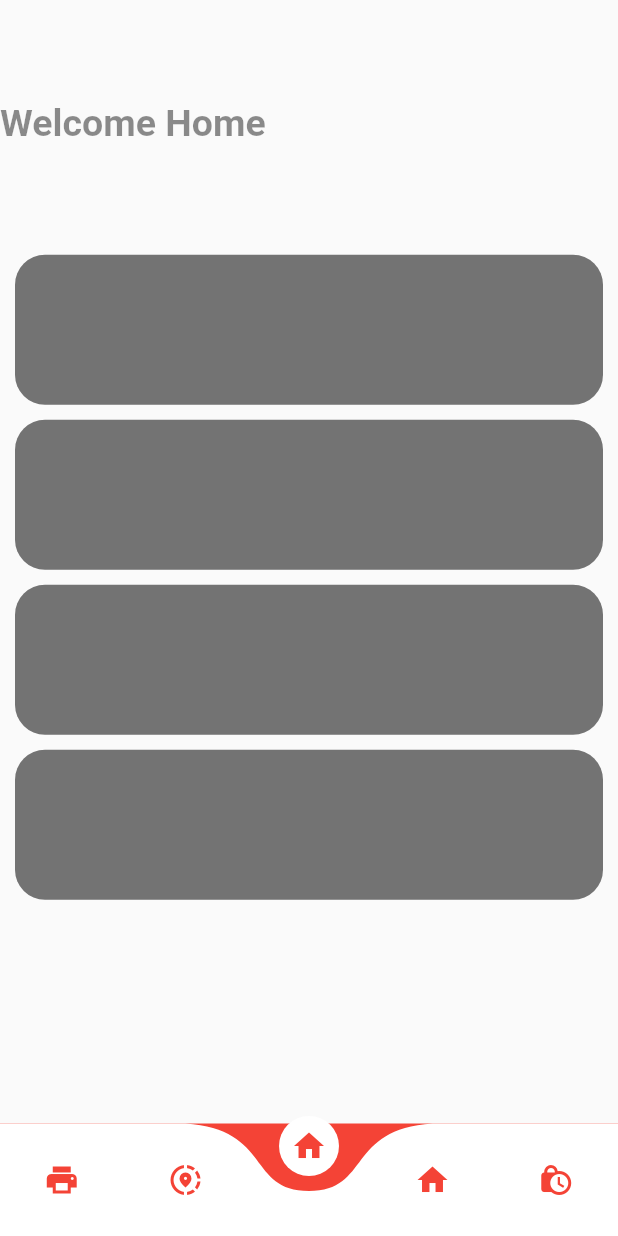
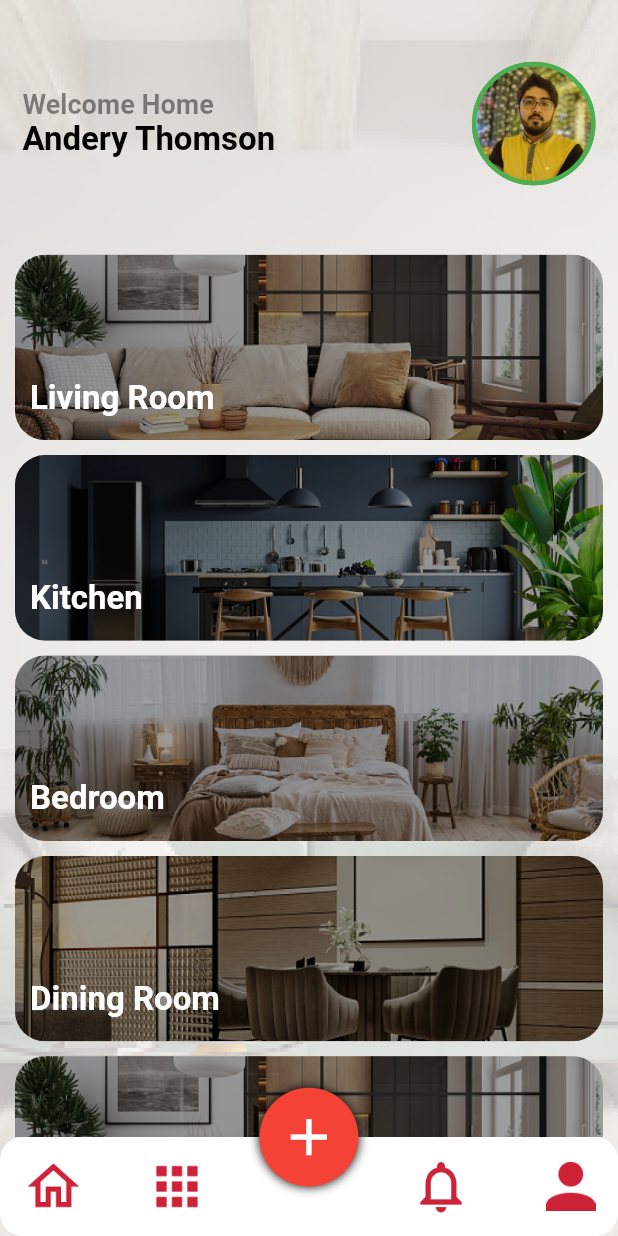
Before and after one commit to ZakaryaRoohi/my_smart_home, a Flutter app: the HomeScreen screen opened directly, on a phone screen of 412 x 824 dp. Run offline on Flutter 3.47's test engine with Material 2 defaults, Android fonts, the phone set to English and light mode, and no system bars; drawn by our look-alikes of curved_navigation_bar; our stand-ins replace wakelock.

Commit message:
session 6 complete home UI

```diff
--- a/lib/home_screen.dart
+++ b/lib/home_screen.dart
@@ -1,5 +1,5 @@
-import 'package:curved_navigation_bar/curved_navigation_bar.dart';
 import 'package:flutter/material.dart';
+import 'package:my_smart_home/model/room_model.dart';
 
 class HomeScreen extends StatefulWidget {
   const HomeScreen({super.key, required this.title});
@@ -16,8 +16,21 @@ class _MyHomePageState extends State<HomeScreen> {
 
   @override
   Widget build(BuildContext context) {
+    double width = MediaQuery.of(context).size.width;
+    double height = MediaQuery.of(context).size.height;
     return Scaffold(
-      body: PageView(
+        body: Stack(
+      alignment: Alignment.bottomCenter,
+      children: [
+        Container(
+          width: width,
+          height: height,
+          decoration: const BoxDecoration(
+              image: DecorationImage(
+                  fit: BoxFit.cover,
+                  opacity: 0.5,
+                  image: AssetImage('assets/images/background.png'))),
+          child: PageView(
             controller: pageController,
             children: [
               Center(
@@ -26,10 +39,12 @@ class _MyHomePageState extends State<HomeScreen> {
                 width: 300,
                 height: 300,
                 color: Colors.orange,
-            child: Text(
+                child: const Text(
                   '1',
                   style: TextStyle(
-                  color: Colors.red, fontWeight: FontWeight.bold, fontSize: 50),
+                      color: Colors.red,
+                      fontWeight: FontWeight.bold,
+                      fontSize: 50),
                 ),
               )),
               Center(
@@ -38,64 +53,114 @@ class _MyHomePageState extends State<HomeScreen> {
                 width: 300,
                 height: 300,
                 color: Colors.orange,
-            child: Text(
+                child: const Text(
                   '2',
                   style: TextStyle(
-                  color: Colors.red, fontWeight: FontWeight.bold, fontSize: 50),
+                      color: Colors.red,
+                      fontWeight: FontWeight.bold,
+                      fontSize: 50),
                 ),
               )),
+
+              /// home
               Center(
                   child: Container(
                 alignment: Alignment.center,
                 width: MediaQuery.of(context).size.width,
                 child: Column(
                   children: [
-                SizedBox(
+                    /// profile
+                    Container(
                       height: MediaQuery.of(context).size.height * 0.2,
+                      padding: EdgeInsets.symmetric(horizontal: 15),
                       child: Row(
+                        mainAxisAlignment: MainAxisAlignment.spaceBetween,
                         children: [
+                          ///welcome and name
+                          Column(
+                            mainAxisAlignment: MainAxisAlignment.center,
+                            crossAxisAlignment: CrossAxisAlignment.start,
+                            children: const [
                               Text(
                                 'Welcome Home',
                                 style: TextStyle(
                                     color: Colors.black45,
                                     fontWeight: FontWeight.bold,
-                            fontSize: 25),
+                                    fontSize: 18),
+                              ),
+                              Text(
+                                'Andery Thomson',
+                                style: TextStyle(
+                                    color: Colors.black,
+                                    fontWeight: FontWeight.bold,
+                                    fontSize: 22),
+                              )
+                            ],
+                          ),
+
+                          /// image profile
+                          Container(
+                            width: height * 0.1,
+                            height: height * 0.1,
+                            decoration: BoxDecoration(
+                                shape: BoxShape.circle,
+                                border:
+                                    Border.all(color: Colors.green, width: 3),
+                                image: DecorationImage(
+                                  fit: BoxFit.fill,
+                                  image:
+                                      AssetImage('assets/images/profile.jpg'),
+                                )),
                           )
                         ],
                       ),
                     ),
-                Container(
-                  margin: EdgeInsets.symmetric(horizontal: 10, vertical: 5),
-                  height: 100,
+
+                    /// rooms
+                    SizedBox(
+                        height: height * 0.72,
+                        child: ListView.builder(
+                          padding: EdgeInsets.zero,
+                          physics: const BouncingScrollPhysics(),
+                          itemCount: roomList.length,
+                          itemBuilder: (BuildContext context, int index) {
+                            return GestureDetector(
+                              onTap: () {
+                                print(roomList[index].roomName);
+                              },
+                              child: Container(
+                                margin: const EdgeInsets.symmetric(
+                                    horizontal: 10, vertical: 5),
+                                height: height * 0.15,
                                 width: MediaQuery.of(context).size.width,
                                 decoration: BoxDecoration(
-                      color: Colors.black54,
-                      borderRadius: BorderRadius.all(Radius.circular(20))),
+                                    borderRadius:
+                                        BorderRadius.all(Radius.circular(20)),
+                                    image: DecorationImage(
+                                        fit: BoxFit.cover,
+                                        image: AssetImage(
+                                            roomList[index].assetAddress))),
+                                child: Container(
+                                  alignment: Alignment.bottomLeft,
+                                  padding: const EdgeInsets.only(
+                                      left: 10, bottom: 15),
+                                  decoration: const BoxDecoration(
+                                    color: Colors.black38,
+                                    borderRadius:
+                                        BorderRadius.all(Radius.circular(20)),
                                   ),
-                Container(
-                  margin: EdgeInsets.symmetric(horizontal: 10, vertical: 5),
-                  height: 100,
-                  width: MediaQuery.of(context).size.width,
-                  decoration: BoxDecoration(
-                      color: Colors.black54,
-                      borderRadius: BorderRadius.all(Radius.circular(20))),
+                                  child: Text(
+                                    roomList[index].roomName,
+                                    style: TextStyle(
+                                        color: Colors.white,
+                                        fontSize: 22,
+                                        fontWeight: FontWeight.bold),
                                   ),
-                Container(
-                  margin: EdgeInsets.symmetric(horizontal: 10, vertical: 5),
-                  height: 100,
-                  width: MediaQuery.of(context).size.width,
-                  decoration: BoxDecoration(
-                      color: Colors.black54,
-                      borderRadius: BorderRadius.all(Radius.circular(20))),
                                 ),
-                Container(
-                  margin: EdgeInsets.symmetric(horizontal: 10, vertical: 5),
-                  height: 100,
-                  width: MediaQuery.of(context).size.width,
-                  decoration: BoxDecoration(
-                      color: Colors.black54,
-                      borderRadius: BorderRadius.all(Radius.circular(20))),
                               ),
+                            );
+                          },
+                        ))
                   ],
                 ),
               )),
@@ -108,7 +173,9 @@ class _MyHomePageState extends State<HomeScreen> {
                 child: Text(
                   '4',
                   style: TextStyle(
-                  color: Colors.red, fontWeight: FontWeight.bold, fontSize: 50),
+                      color: Colors.red,
+                      fontWeight: FontWeight.bold,
+                      fontSize: 50),
                 ),
               )),
               Center(
@@ -120,7 +187,9 @@ class _MyHomePageState extends State<HomeScreen> {
                 child: Text(
                   '5',
                   style: TextStyle(
-                  color: Colors.red, fontWeight: FontWeight.bold, fontSize: 50),
+                      color: Colors.red,
+                      fontWeight: FontWeight.bold,
+                      fontSize: 50),
                 ),
               )),
             ],
@@ -130,40 +199,86 @@ class _MyHomePageState extends State<HomeScreen> {
               });
             },
           ),
-      bottomNavigationBar: CurvedNavigationBar(
-        index: _bottomIndex,
-        backgroundColor: Colors.red,
+        ),
+
+        /// bottomSheet
+        SizedBox(
+          width: width,
+          height: height * 0.12,
+          child: Stack(
+            alignment: Alignment.topCenter,
+            children: [
+              /// bottom Items
+              Container(
+                height: height * 0.08,
+                margin: EdgeInsets.only(top: height * 0.04),
+                padding: EdgeInsets.symmetric(horizontal: 15),
+                decoration: const BoxDecoration(
                     color: Colors.white,
-        items: [
-          Icon(
-            Icons.print,
-            color: Colors.red,
+                    borderRadius: BorderRadius.all(Radius.circular(15))),
+                child: Row(
+                  mainAxisAlignment: MainAxisAlignment.spaceBetween,
+                  children: [
+                    SizedBox(
+                      width: width * 0.3,
+                      child: Row(
+                        mainAxisAlignment: MainAxisAlignment.spaceBetween,
+                        children: [
+                          SizedBox(
+                            height: height * 0.05,
+                            child: Image.asset('assets/icons/Home.png'),
                           ),
-          Icon(
-            Icons.share_location_outlined,
-            color: Colors.red,
-          ),
-          Icon(
-            Icons.home,
-            color: Colors.red,
-          ),
-          Icon(
-            Icons.home,
-            color: Colors.red,
-          ),
-          Icon(
-            Icons.lock_clock,
-            color: Colors.red,
+                          SizedBox(
+                            height: height * 0.05,
+                            child: Image.asset('assets/icons/Apps.png'),
                           ),
                         ],
-        onTap: (index) {
-          setState(() {
-            _bottomIndex = index;
-            pageController.animateToPage(index,
-                duration: Duration(microseconds: 100), curve: Curves.linear);
-          });
-        },
                       ),
-    );
+                    ),
+                    SizedBox(
+                      width: width * 0.3,
+                      child: Row(
+                        mainAxisAlignment: MainAxisAlignment.spaceBetween,
+                        children: [
+                          SizedBox(
+                            height: height * 0.05,
+                            child:
+                                Image.asset('assets/icons/Notifications.png'),
+                          ),
+                          SizedBox(
+                            height: height * 0.04,
+                            child: Image.asset('assets/icons/Vector.png'),
+                          ),
+                        ],
+                      ),
+                    ),
+                  ],
+                ),
+              ),
+
+              /// add button
+              Container(
+                height: height * 0.08,
+                width: height * 0.08,
+                decoration: const BoxDecoration(
+                    color: Colors.red,
+                    shape: BoxShape.circle,
+                    boxShadow: [
+                      BoxShadow(
+                          offset: Offset(0, 0),
+                          blurRadius: 5,
+                          color: Colors.black)
+                    ]),
+                child: Icon(
+                  Icons.add,
+                  size: height * 0.05,
+                  color: Colors.white,
+                ),
+              )
+            ],
+          ),
+        )
+      ],
+    ));
   }
 }
--- /dev/null
+++ b/lib/model/room_model.dart
@@ -0,0 +1,49 @@
+
+class RoomModel{
+  String assetAddress ;
+  String roomName;
+  String route;
+
+  RoomModel(this.roomName , this.assetAddress , this.route);
+}
+
+List<RoomModel> roomList =[
+  RoomModel('Living Room', 'assets/images/rooms/living_room.png', ''),
+  RoomModel('Kitchen', 'assets/images/rooms/kitchen.png', ''),
+  RoomModel('Bedroom', 'assets/images/rooms/bedroom.png', ''),
+  RoomModel('Dining Room', 'assets/images/rooms/dining_room.png', ''),
+  RoomModel('Game Room', 'assets/images/rooms/living_room.png', ''),
+  RoomModel('Flower Room', 'assets/images/rooms/living_room.png', ''),
+  RoomModel('Movie Room', 'assets/images/rooms/living_room.png', ''),
+  RoomModel('1 Room', 'assets/images/rooms/living_room.png', ''),
+  RoomModel('2 Room', 'assets/images/rooms/living_room.png', ''),
+  RoomModel('2 Room', 'assets/images/rooms/living_room.png', ''),
+  RoomModel('2 Room', 'assets/images/rooms/living_room.png', ''),
+  RoomModel('2 Room', 'assets/images/rooms/living_room.png', ''),
+  RoomModel('2 Room', 'assets/images/rooms/living_room.png', ''),
+  RoomModel('2 Room', 'assets/images/rooms/living_room.png', ''),
+  RoomModel('2 Room', 'assets/images/rooms/living_room.png', ''),
+  RoomModel('2 Room', 'assets/images/rooms/living_room.png', ''),
+  RoomModel('2 Room', 'assets/images/rooms/living_room.png', ''),
+  RoomModel('2 Room', 'assets/images/rooms/living_room.png', ''),
+  RoomModel('2 Room', 'assets/images/rooms/living_room.png', ''),
+  RoomModel('2 Room', 'assets/images/rooms/living_room.png', ''),
+  RoomModel('2 Room', 'assets/images/rooms/living_room.png', ''),
+  RoomModel('2 Room', 'assets/images/rooms/living_room.png', ''),
+  RoomModel('2 Room', 'assets/images/rooms/living_room.png', ''),
+  RoomModel('2 Room', 'assets/images/rooms/living_room.png', ''),
+  RoomModel('2 Room', 'assets/images/rooms/living_room.png', ''),
+  RoomModel('2 Room', 'assets/images/rooms/living_room.png', ''),
+  RoomModel('2 Room', 'assets/images/rooms/living_room.png', ''),
+  RoomModel('2 Room', 'assets/images/rooms/living_room.png', ''),
+  RoomModel('2 Room', 'assets/images/rooms/living_room.png', ''),
+  RoomModel('2 Room', 'assets/images/rooms/living_room.png', ''),
+  RoomModel('2 Room', 'assets/images/rooms/living_room.png', ''),
+  RoomModel('2 Room', 'assets/images/rooms/living_room.png', ''),
+  RoomModel('2 Room', 'assets/images/rooms/living_room.png', ''),
+  RoomModel('2 Room', 'assets/images/rooms/living_room.png', ''),
+  RoomModel('2 Room', 'assets/images/rooms/living_room.png', ''),
+  RoomModel('2 Room', 'assets/images/rooms/living_room.png', ''),
+  RoomModel('2 Room', 'assets/images/rooms/living_room.png', ''),
+
+];
```
Also changed, not shown: pubspec.yaml (+10 -0 lines), assets/icons/Apps.png (added), assets/icons/Home.png (added), assets/icons/Notifications.png (added), assets/icons/Vector.png (added), assets/images/profile.jpg (added), assets/images/rooms/bedroom.png (added), assets/images/rooms/dining_room.png (added), assets/images/rooms/kitchen.png (added), assets/images/rooms/living_room.png (added). Lines whose indentation alone changed are shown as unchanged.
